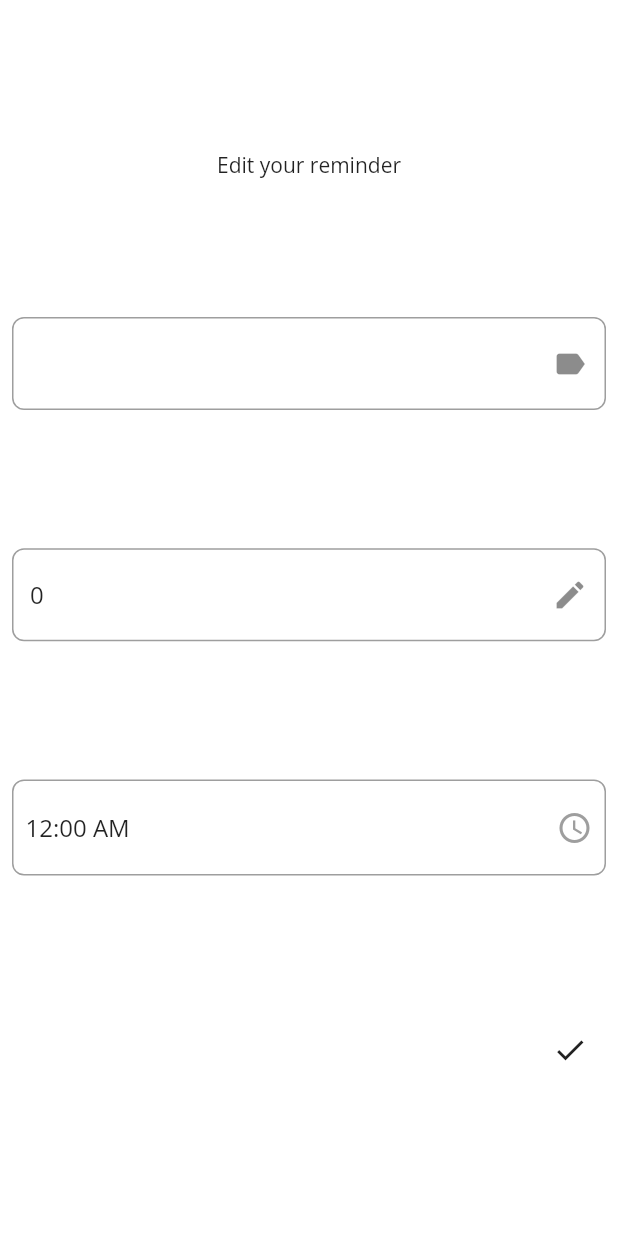
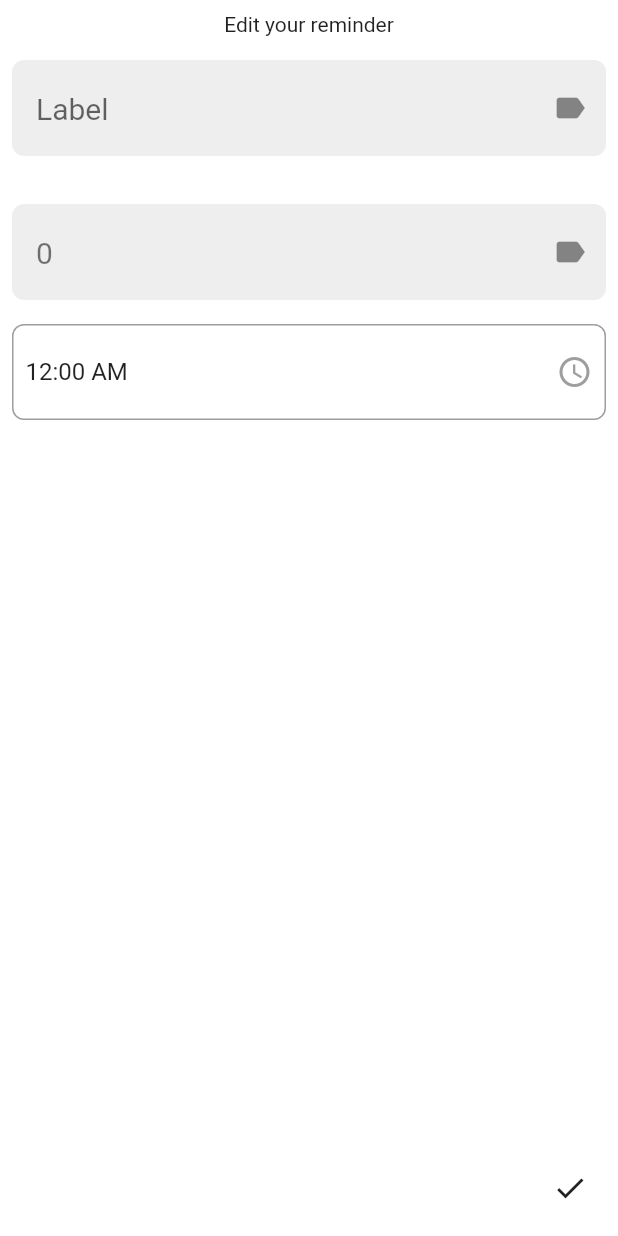
Before and after one commit to PiotrFLEURY/medicine, a Flutter app: the screen it shows after launch, after a tap on the "add" icon, on a phone screen of 412 x 824 dp. Run offline on Flutter 3.47's test engine with Material 2 defaults, Android fonts, the phone set to English and light mode, and no system bars; our stand-ins replace flutter_datetime_picker, flutter_local_notifications, get_it, google_fonts; Roboto replaces fonts that are missing (Telex).

Commit message:
create custom text field

```diff
--- a/lib/main.dart
+++ b/lib/main.dart
@@ -25,8 +25,8 @@ class MyApp extends StatelessWidget {
     return MaterialApp(
       title: 'Flutter Demo',
       theme: ThemeData(
-        primarySwatch: Colors.pink,
-        textTheme: GoogleFonts.openSansTextTheme(),
+        primarySwatch: Colors.blue,
+        textTheme: GoogleFonts.telexTextTheme(),
       ),
       initialRoute: MainPage.routeName,
       routes: {
@@ -115,11 +115,24 @@ class _MainPageState extends State<MainPage> {
                 ),
                 Expanded(
                   flex: 1,
-                  child: ListView(
-                    scrollDirection: Axis.horizontal,
-                    children: List.generate(_reminders.length, (index) {
-                      return _buildTile(_reminders[index]);
-                    }),
+                  child: Stack(
+                    children: <Widget>[
+                      Center(
+                        child: Text(
+                          _reminders.length == 0 ? "Press + button to add" : "",
+                          style: TextStyle(
+                            color: Colors.grey,
+                            fontSize: 18,
+                          ),
+                        ),
+                      ),
+                      ListView(
+                        scrollDirection: Axis.horizontal,
+                        children: List.generate(_reminders.length, (index) {
+                          return _buildTile(_reminders[index]);
+                        }),
+                      ),
+                    ],
                   ),
                 ),
                 Text(
--- a/lib/pages/edit_reminder.dart
+++ b/lib/pages/edit_reminder.dart
@@ -1,6 +1,7 @@
 import 'package:flutter/material.dart';
 import 'package:flutter_datetime_picker/flutter_datetime_picker.dart';
 import 'package:medicine/model/reminder.dart';
+import 'package:medicine/widgets/custom_text_field.dart';
 
 class EditReminder extends StatefulWidget {
   static String routeName = "/editReminder";
@@ -24,7 +25,8 @@ class _EditReminderState extends State<EditReminder> {
       _pillsController.text = _reminder.pills.toString();
     }
 
-    return Scaffold(
+    return SafeArea(
+      child: Scaffold(
         body: Hero(
           tag: _reminder.id,
           child: Container(
@@ -35,28 +37,19 @@ class _EditReminderState extends State<EditReminder> {
               child: Padding(
                 padding: const EdgeInsets.all(8.0),
                 child: Column(
-                mainAxisAlignment: MainAxisAlignment.spaceEvenly,
+                  mainAxisAlignment: MainAxisAlignment.start,
                   crossAxisAlignment: CrossAxisAlignment.center,
                   children: <Widget>[
                     Text('Edit your reminder'),
-                  TextField(
-                    decoration: InputDecoration(
-                      suffixIcon: Icon(Icons.label),
-                      border: OutlineInputBorder(
-                        borderRadius: BorderRadius.circular(8.0),
+                    CustomTextField(
+                      controller: _labelController,
+                      hint: "Label",
+                      type: TextInputType.text,
                     ),
-                    ),
-                    controller: _labelController,
-                  ),
-                  TextField(
-                    decoration: InputDecoration(
-                      suffixIcon: Icon(Icons.mode_edit),
-                      border: OutlineInputBorder(
-                        borderRadius: BorderRadius.circular(8.0),
-                      ),
-                    ),
+                    CustomTextField(
                       controller: _pillsController,
-                    keyboardType: TextInputType.number,
+                      hint: "Pills count",
+                      type: TextInputType.number,
                     ),
                     Container(
                       width: double.infinity,
@@ -91,7 +84,8 @@ class _EditReminderState extends State<EditReminder> {
                         ),
                       ),
                     ),
-                  Align(
+                    Expanded(
+                      child: Align(
                         alignment: Alignment.bottomRight,
                         child: IconButton(
                           padding: EdgeInsets.all(8.0),
@@ -99,7 +93,9 @@ class _EditReminderState extends State<EditReminder> {
                           onPressed: () => _validate(context),
                         ),
                       ),
+                    ),
                   ],
+                ),
               ),
             ),
           ),
--- /dev/null
+++ b/lib/widgets/custom_text_field.dart
@@ -0,0 +1,40 @@
+import 'package:flutter/material.dart';
+
+class CustomTextField extends StatelessWidget {
+  final TextEditingController controller;
+  final String hint;
+  final TextInputType type;
+
+  CustomTextField({this.controller, this.hint, this.type = TextInputType.text});
+
+  @override
+  Widget build(BuildContext context) {
+    return Padding(
+      padding: const EdgeInsets.symmetric(vertical: 16.0),
+      child: Container(
+        width: double.infinity,
+        padding: EdgeInsets.only(left: 16.0, top: 8.0, bottom: 8.0),
+        alignment: Alignment.center,
+        decoration: BoxDecoration(
+          color: Colors.grey[200],
+          borderRadius: BorderRadius.circular(8.0),
+        ),
+        child: TextField(
+          textAlignVertical: TextAlignVertical.bottom,
+          maxLines: 1,
+          keyboardType: type,
+          style: TextStyle(
+            fontSize: 20,
+            color: Colors.black54,
+          ),
+          decoration: InputDecoration(
+            hintText: hint,
+            suffixIcon: Icon(Icons.label),
+            border: InputBorder.none,
+          ),
+          controller: controller,
+        ),
+      ),
+    );
+  }
+}
```
Lines whose indentation alone changed are shown as unchanged.
